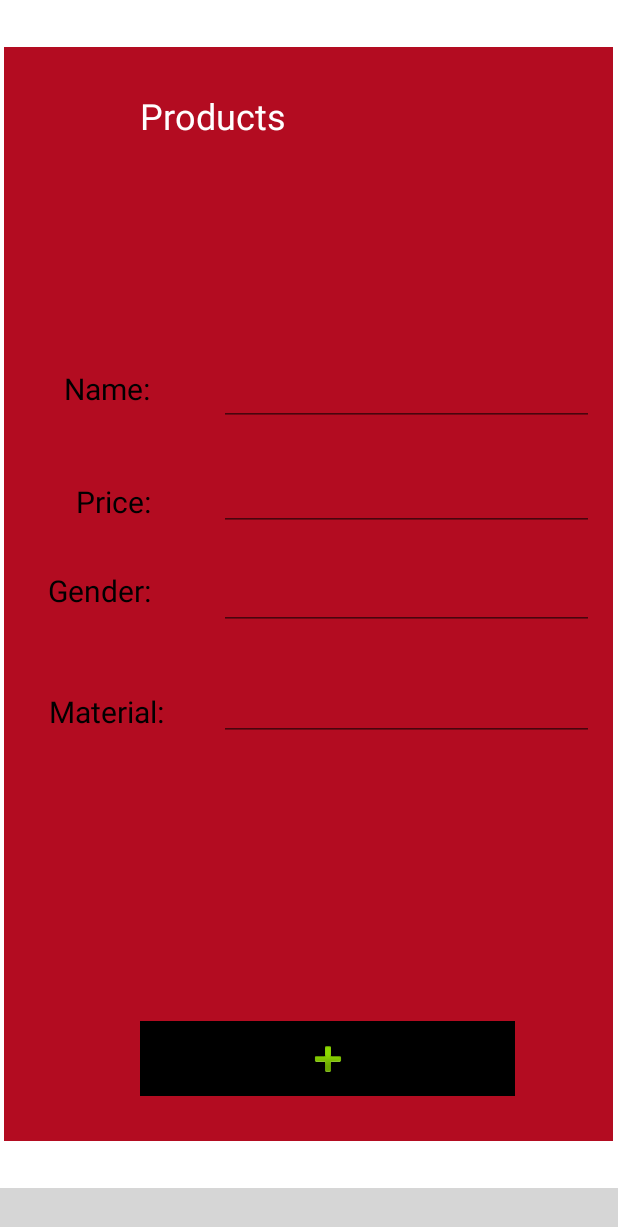
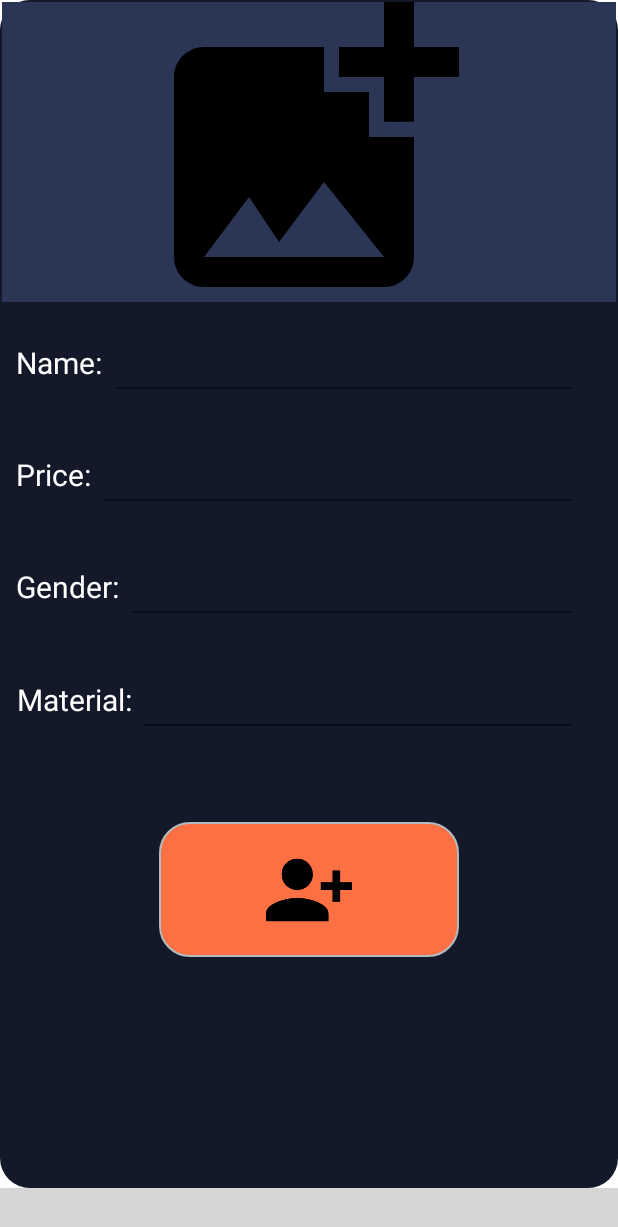
Before and after one commit to ThilinaSatoru/FirebaseApp24API, an Android app: the fragment AboutFragment placed in its activity, on a phone screen of 412 x 824 dp. Shown: the top 1227 px of the screen. Run offline under Robolectric (Android 15) with nearby library versions, the phone set to English and light mode, and no system bars; our stand-ins replace Firebase (no records; nobody signed in at launch, a user with empty details on screens opened directly); libraries missing offline, so code that uses them is left out: com.etebarian.meowbottomnavigation; plain views replace MeowBottomNavigation; 9 statements that could not run were skipped; grey boxes are pictures that could not be loaded.

Commit message:
UI improved

```diff
--- a/app/build.gradle
+++ b/app/build.gradle
@@ -43,6 +43,7 @@ dependencies {
     // glide is added to load the g+ profile image. Ignore if you want
     implementation 'com.github.bumptech.glide:glide:3.7.0'
     implementation 'androidx.legacy:legacy-support-v4:1.0.0'
+    implementation 'com.google.firebase:firebase-storage:20.0.0'
 
     testImplementation 'junit:junit:4.13.2'
     androidTestImplementation 'androidx.test.ext:junit:1.1.3'
--- a/app/src/main/java/com/example/firebaseapp24api/Fragments/AboutFragment.java
+++ b/app/src/main/java/com/example/firebaseapp24api/Fragments/AboutFragment.java
@@ -1,13 +1,16 @@
 package com.example.firebaseapp24api.Fragments;
 
+import android.content.Intent;
 import android.os.Bundle;
 
+import androidx.annotation.Nullable;
 import androidx.fragment.app.Fragment;
 
 import android.view.LayoutInflater;
 import android.view.View;
 import android.view.ViewGroup;
 import android.widget.EditText;
+import android.widget.Gallery;
 import android.widget.ImageButton;
 import android.widget.TextView;
 import android.widget.Toast;
@@ -17,6 +20,12 @@ import com.example.firebaseapp24api.Clients.DAOClients;
 import com.example.firebaseapp24api.Products.DAOProducts;
 import com.example.firebaseapp24api.Products.Products;
 import com.example.firebaseapp24api.R;
+import com.google.firebase.FirebaseAppLifecycleListener;
+import com.google.firebase.database.DatabaseReference;
+import com.google.firebase.database.FirebaseDatabase;
+import com.google.firebase.storage.FirebaseStorage;
+
+import java.net.URI;
 
 /**
  * A simple {@link Fragment} subclass.
@@ -65,8 +74,14 @@ public class AboutFragment extends Fragment {
         }
     }
 
+
+    FirebaseDatabase firebaseDatabase;
+    DatabaseReference databaseReference;
+    FirebaseStorage firebaseStorage;
+    ImageButton imageButton, addBTN;
     EditText name,price,gender,material;
-
+    private static final int SELECT_PHOTO = 1;
+    URI imageURI = null;
 
     @Override
     public View onCreateView(LayoutInflater inflater, ViewGroup container,
@@ -78,14 +93,16 @@ public class AboutFragment extends Fragment {
         price = view.findViewById(R.id.editTextPrice);
         gender = view.findViewById(R.id.editTextGender);
         material = view.findViewById(R.id.editTextMaterial);
+        addBTN = view.findViewById(R.id.imageButtonAddProd);
+        imageButton = view.findViewById(R.id.imageAddProduct);
 
-        ImageButton addBTN = view.findViewById(R.id.imageButtonAddProd);
+
+
         DAOProducts dao = new DAOProducts();
 
         addBTN.setOnClickListener(v -> {
 
             Products products = new Products(name.getText().toString() , price.getText().toString() , gender.getText().toString(), material.getText().toString());
-            dao.add(products);
             dao.add(products).addOnSuccessListener(suc ->
             {
                 Toast.makeText(getActivity(),"Client Inserted ",Toast.LENGTH_SHORT).show();
@@ -95,6 +112,23 @@ public class AboutFragment extends Fragment {
 
         });
 
+        imageButton.setOnClickListener(new View.OnClickListener() {
+            @Override
+            public void onClick(View view) {
+                Intent intent = new Intent(Intent.ACTION_GET_CONTENT);
+                intent.setType("image/*");
+                startActivityForResult(intent, SELECT_PHOTO);
+            }
+        });
+
+
         return view;
     }
+
+    @Override
+    public void onActivityResult(int requestCode, int resultCode, @Nullable Intent data) {
+        super.onActivityResult(requestCode, resultCode, data);
+
+        //if (!requestCode == SELECT_PHOTO && requestCode)
+    }
 }
--- a/app/src/main/java/com/example/firebaseapp24api/Fragments/AccountFragment.java
+++ b/app/src/main/java/com/example/firebaseapp24api/Fragments/AccountFragment.java
@@ -111,7 +111,6 @@ public class AccountFragment extends Fragment {
         addBTN.setOnClickListener(v -> {
 
             Clients clients = new Clients(name.getText().toString() , email.getText().toString() , mobile.getText().toString());
-            dao.add(clients);
             dao.add(clients).addOnSuccessListener(suc ->
             {
                 Toast.makeText(getActivity(),"Client Inserted ",Toast.LENGTH_SHORT).show();
--- /dev/null
+++ b/app/src/main/res/drawable/curveborder_bg.xml
@@ -0,0 +1,7 @@
+<?xml version="1.0" encoding="UTF-8"?>
+<shape xmlns:android="http://schemas.android.com/apk/res/android">
+    <solid android:color="@color/background"/>
+    <stroke android:width="0dp" android:color="#B1BCBE" />
+    <corners android:radius="20dp"/>
+    <padding android:left="0dp" android:top="0dp" android:right="0dp" android:bottom="0dp" />
+</shape>
--- /dev/null
+++ b/app/src/main/res/drawable/curveborder_btn.xml
@@ -0,0 +1,7 @@
+<?xml version="1.0" encoding="UTF-8"?>
+<shape xmlns:android="http://schemas.android.com/apk/res/android">
+    <solid android:color="@color/button"/>
+    <stroke android:width="1dp" android:color="#B1BCBE" />
+    <corners android:radius="20dp"/>
+    <padding android:left="0dp" android:top="0dp" android:right="0dp" android:bottom="0dp" />
+</shape>
--- /dev/null
+++ b/app/src/main/res/drawable/ic_baseline_add_photo_alternate_24.xml
@@ -0,0 +1,5 @@
+<vector android:height="240dp" android:tint="#000000"
+    android:viewportHeight="24" android:viewportWidth="24"
+    android:width="240dp" xmlns:android="http://schemas.android.com/apk/res/android">
+    <path android:fillColor="@android:color/white" android:pathData="M19,7v2.99s-1.99,0.01 -2,0L17,7h-3s0.01,-1.99 0,-2h3L17,2h2v3h3v2h-3zM16,11L16,8h-3L13,5L5,5c-1.1,0 -2,0.9 -2,2v12c0,1.1 0.9,2 2,2h12c1.1,0 2,-0.9 2,-2v-8h-3zM5,19l3,-4 2,3 3,-4 4,5L5,19z"/>
+</vector>
--- a/app/src/main/res/layout/activity_home.xml
+++ b/app/src/main/res/layout/activity_home.xml
@@ -9,19 +9,20 @@
     tools:context=".HomeActivity">
 
     <FrameLayout
+        android:id="@+id/frame_layout"
         android:layout_width="match_parent"
         android:layout_height="0dp"
-        android:layout_weight="1"
-        android:id="@+id/frame_layout"/>
+        android:layout_weight="1" />
+
     <com.etebarian.meowbottomnavigation.MeowBottomNavigation
+        android:id="@+id/bottom_navigation"
         android:layout_width="match_parent"
         android:layout_height="wrap_content"
-        android:id="@+id/bottom_navigation"
+        app:mbn_backgroundBottomColor="@color/navigation"
         app:mbn_circleColor="@color/white"
-        app:mbn_selectedIconColor="@color/icon_background"
-        app:mbn_countTextColor="#000000"
+        app:mbn_countTextColor="@color/button"
         app:mbn_defaultIconColor="@color/white"
-        app:mbn_backgroundBottomColor="@color/icon_background"/>
+        app:mbn_selectedIconColor="@color/icon_background" />
 
 
 </LinearLayout>
--- a/app/src/main/res/layout/fragment_about.xml
+++ b/app/src/main/res/layout/fragment_about.xml
@@ -1,172 +1,156 @@
 <?xml version="1.0" encoding="utf-8"?>
-<androidx.constraintlayout.widget.ConstraintLayout xmlns:android="http://schemas.android.com/apk/res/android"
+<LinearLayout xmlns:android="http://schemas.android.com/apk/res/android"
     xmlns:app="http://schemas.android.com/apk/res-auto"
     xmlns:tools="http://schemas.android.com/tools"
     android:layout_width="match_parent"
     android:layout_height="match_parent"
-    tools:context=".Fragments.AboutFragment">
+    android:layout_centerInParent="true"
+    android:background="@drawable/curveborder_bg"
+    android:orientation="vertical">
 
     <!-- TODO: Update blank fragment layout -->
 
-    <View
-        android:id="@+id/view"
-        android:layout_width="406dp"
-        android:layout_height="729dp"
-        android:background="@color/icon_background"
-        app:layout_constraintBottom_toBottomOf="parent"
-        app:layout_constraintEnd_toEndOf="parent"
-        app:layout_constraintHorizontal_bias="0.4"
-        app:layout_constraintStart_toStartOf="parent"
-        app:layout_constraintTop_toTopOf="parent" />
+
+    <LinearLayout
+        android:layout_width="match_parent"
+        android:layout_height="wrap_content"
+        android:layout_margin="1dp"
+        android:gravity="center"
+        android:orientation="horizontal">
 
         <ImageButton
-        android:id="@+id/imageButtonAddProd"
-        android:layout_width="250dp"
-        android:layout_height="50dp"
-        android:background="@color/black"
-        app:layout_constraintBottom_toBottomOf="parent"
-        app:layout_constraintEnd_toEndOf="parent"
-        app:layout_constraintHorizontal_bias="0.577"
-        app:layout_constraintStart_toStartOf="parent"
-        app:layout_constraintTop_toTopOf="parent"
-        app:layout_constraintVertical_bias="0.917"
-        app:srcCompat="@android:drawable/ic_input_add" />
+            android:id="@+id/imageAddProduct"
+            android:layout_width="match_parent"
+            android:layout_height="200dp"
+            android:background="@color/element"
+            android:src="@drawable/ic_baseline_add_photo_alternate_24" />
+
+    </LinearLayout>
+
+    <LinearLayout
+        android:layout_width="match_parent"
+        android:layout_height="wrap_content"
+        android:layout_margin="5dp"
+        android:orientation="horizontal"
+        android:padding="5dp">
 
         <TextView
             android:id="@+id/textView3"
             android:layout_width="wrap_content"
             android:layout_height="wrap_content"
             android:text="Name: "
-        android:textColor="@color/black"
-        android:textSize="20sp"
-        app:layout_constraintBottom_toBottomOf="parent"
-        app:layout_constraintEnd_toStartOf="@+id/editTextProdName"
-        app:layout_constraintHorizontal_bias="0.51"
-        app:layout_constraintStart_toStartOf="parent"
-        app:layout_constraintTop_toTopOf="parent"
-        app:layout_constraintVertical_bias="0.321" />
+            android:textColor="@color/white"
+            android:textSize="20sp" />
+
+        <EditText
+            android:id="@+id/editTextProdName"
+            android:layout_width="match_parent"
+            android:layout_height="wrap_content"
+            android:layout_marginEnd="16dp"
+            android:ems="10"
+            android:inputType="textPersonName"
+            android:textColor="@color/button"
+            android:textSize="24sp"
+            android:textStyle="bold" />
+    </LinearLayout>
+
+    <LinearLayout
+        android:layout_width="match_parent"
+        android:layout_height="wrap_content"
+        android:layout_margin="5dp"
+        android:orientation="horizontal"
+        android:padding="5dp">
 
         <TextView
             android:id="@+id/textView"
             android:layout_width="wrap_content"
             android:layout_height="wrap_content"
-        android:layout_marginTop="48dp"
             android:text="Price: "
-        android:textColor="@color/black"
-        android:textSize="20sp"
-        app:layout_constraintEnd_toStartOf="@+id/editTextPrice"
-        app:layout_constraintHorizontal_bias="0.555"
-        app:layout_constraintStart_toStartOf="parent"
-        app:layout_constraintTop_toBottomOf="@+id/textView3" />
+            android:textColor="@color/white"
+            android:textSize="20sp" />
+
+        <EditText
+            android:id="@+id/editTextPrice"
+            android:layout_width="match_parent"
+            android:layout_height="wrap_content"
+            android:layout_marginEnd="16dp"
+            android:ems="10"
+            android:inputType="textPersonName"
+            android:textColor="@color/button"
+            android:textSize="24sp"
+            android:textStyle="bold" />
+    </LinearLayout>
+
+    <LinearLayout
+        android:layout_width="match_parent"
+        android:layout_height="wrap_content"
+        android:layout_margin="5dp"
+        android:orientation="horizontal"
+        android:padding="5dp">
 
         <TextView
             android:id="@+id/textView4"
             android:layout_width="wrap_content"
             android:layout_height="wrap_content"
-        android:layout_marginTop="32dp"
             android:text="Gender: "
-        android:textColor="@color/black"
-        android:textSize="20sp"
-        app:layout_constraintEnd_toStartOf="@+id/editTextGender"
-        app:layout_constraintHorizontal_bias="0.444"
-        app:layout_constraintStart_toStartOf="parent"
-        app:layout_constraintTop_toBottomOf="@+id/textView" />
+            android:textColor="@color/white"
+            android:textSize="20sp" />
+
+        <EditText
+            android:id="@+id/editTextGender"
+            android:layout_width="match_parent"
+            android:layout_height="wrap_content"
+            android:layout_marginEnd="16dp"
+            android:ems="10"
+            android:inputType="textPersonName"
+            android:textColor="@color/button"
+            android:textSize="24sp"
+            android:textStyle="bold" />
+    </LinearLayout>
+
+    <LinearLayout
+        android:layout_width="match_parent"
+        android:layout_height="wrap_content"
+        android:layout_margin="6dp"
+        android:orientation="horizontal"
+        android:padding="5dp">
 
         <TextView
             android:id="@+id/textView5"
             android:layout_width="wrap_content"
             android:layout_height="wrap_content"
-        android:layout_marginTop="24dp"
             android:text="Material: "
-        android:textColor="@color/black"
-        android:textSize="20sp"
-        app:layout_constraintBottom_toBottomOf="parent"
-        app:layout_constraintEnd_toStartOf="@+id/editTextMaterial"
-        app:layout_constraintHorizontal_bias="0.507"
-        app:layout_constraintStart_toStartOf="parent"
-        app:layout_constraintTop_toBottomOf="@+id/textView4"
-        app:layout_constraintVertical_bias="0.088" />
+            android:textColor="@color/white"
+            android:textSize="20sp" />
 
         <EditText
             android:id="@+id/editTextMaterial"
-        android:layout_width="250dp"
-        android:layout_height="50dp"
-        android:layout_marginTop="24dp"
+            android:layout_width="match_parent"
+            android:layout_height="wrap_content"
             android:layout_marginEnd="16dp"
             android:ems="10"
             android:inputType="textPersonName"
+            android:textColor="@color/button"
             android:textSize="24sp"
-        android:textStyle="bold"
-        app:layout_constraintEnd_toEndOf="parent"
-        app:layout_constraintTop_toBottomOf="@+id/editTextGender" />
+            android:textStyle="bold" />
+    </LinearLayout>
 
-    <EditText
-        android:id="@+id/editTextGender"
-        android:layout_width="250dp"
-        android:layout_height="50dp"
-        android:layout_marginTop="16dp"
-        android:layout_marginEnd="16dp"
-        android:ems="10"
-        android:inputType="textPersonName"
-        android:textSize="24sp"
-        android:textStyle="bold"
-        app:layout_constraintEnd_toEndOf="parent"
-        app:layout_constraintTop_toBottomOf="@+id/editTextPrice" />
+    <LinearLayout
+        android:layout_width="match_parent"
+        android:layout_height="wrap_content"
+        android:layout_marginTop="40dp"
+        android:background="@drawable/curveborder_bg"
+        android:gravity="center"
+        android:orientation="horizontal"
+        android:padding="5dp">
 
-    <EditText
-        android:id="@+id/editTextPrice"
-        android:layout_width="250dp"
-        android:layout_height="50dp"
-        android:layout_marginTop="20dp"
-        android:layout_marginEnd="16dp"
-        android:ems="10"
-        android:inputType="textPersonName"
-        android:textSize="24sp"
-        android:textStyle="bold"
-        app:layout_constraintEnd_toEndOf="parent"
-        app:layout_constraintTop_toBottomOf="@+id/editTextProdName" />
-
-    <EditText
-        android:id="@+id/editTextProdName"
-        android:layout_width="250dp"
-        android:layout_height="50dp"
-        android:layout_marginEnd="16dp"
-        android:ems="10"
-        android:inputType="textPersonName"
-        android:textSize="24sp"
-        android:textStyle="bold"
-        app:layout_constraintBottom_toBottomOf="parent"
-        app:layout_constraintEnd_toEndOf="parent"
-        app:layout_constraintTop_toTopOf="parent"
-        app:layout_constraintVertical_bias="0.315" />
-
-    <TextView
-        android:id="@+id/textView2"
-        android:layout_width="224dp"
-        android:layout_height="31dp"
-        android:layout_marginTop="12dp"
-        android:text="Products "
-        android:textColor="@color/white"
-        android:textSize="24sp"
-        app:layout_constraintBottom_toBottomOf="parent"
-        app:layout_constraintEnd_toEndOf="parent"
-        app:layout_constraintHorizontal_bias="0.497"
-        app:layout_constraintStart_toStartOf="parent"
-        app:layout_constraintTop_toTopOf="@+id/view"
-        app:layout_constraintVertical_bias="0.024"
-        tools:ignore="TextViewEdits" />
-
-    <ImageView
-        android:id="@+id/imageView2"
-        android:layout_width="143dp"
-        android:layout_height="128dp"
-        app:layout_constraintBottom_toBottomOf="parent"
-        app:layout_constraintEnd_toEndOf="parent"
-        app:layout_constraintHorizontal_bias="0.498"
-        app:layout_constraintStart_toStartOf="parent"
-        app:layout_constraintTop_toTopOf="parent"
-        app:layout_constraintVertical_bias="0.125"
-        tools:src="@tools:sample/avatars[11]" />
+        <ImageButton
+            android:id="@+id/imageButtonAddProd"
+            android:layout_width="200dp"
+            android:layout_height="90dp"
+            android:background="@drawable/curveborder_btn"
+            android:src="@drawable/icon_foreground" />
+    </LinearLayout>
 
 
-</androidx.constraintlayout.widget.ConstraintLayout>
+</LinearLayout>
--- a/app/src/main/res/values/colors.xml
+++ b/app/src/main/res/values/colors.xml
@@ -1,9 +1,15 @@
 <?xml version="1.0" encoding="utf-8"?>
 <resources>
-    <color name="purple_200">#FFBB86FC</color>
-    <color name="purple_500">#FF6200EE</color>
-    <color name="purple_700">#FF3700B3</color>
-    <color name="teal_200">#FF03DAC5</color>
+    <color name="button">#FC7044</color>
+    <color name="element">#2B3656</color>
+    <color name="navigation">#080C15</color>
+    <color name="background">#131929</color>
+
+    <color name="purple_700">#FF018786</color>
+    <color name="teal_200">#FF018786</color>
+    <color name="purple_200">#FF018786</color>
+
+
     <color name="teal_700">#FF018786</color>
     <color name="black">#FF000000</color>
     <color name="white">#FFFFFFFF</color>
--- a/app/src/main/res/values/icon_background.xml
+++ b/app/src/main/res/values/icon_background.xml
@@ -1,4 +1,4 @@
 <?xml version="1.0" encoding="utf-8"?>
 <resources>
-    <color name="icon_background">#B30C21</color>
+    <color name="icon_background">@color/button</color>
 </resources>
--- a/app/src/main/res/values/themes.xml
+++ b/app/src/main/res/values/themes.xml
@@ -2,11 +2,11 @@
     <!-- Base application theme. -->
     <style name="Theme.FirebaseApp24API" parent="Theme.MaterialComponents.DayNight.NoActionBar">
         <!-- Primary brand color. -->
-        <item name="colorPrimary">@color/purple_500</item>
-        <item name="colorPrimaryVariant">@color/purple_700</item>
+        <item name="colorPrimary">@color/element</item>
+        <item name="colorPrimaryVariant">@color/background</item>
         <item name="colorOnPrimary">@color/white</item>
         <!-- Secondary brand color. -->
-        <item name="colorSecondary">@color/teal_200</item>
+        <item name="colorSecondary">@color/button</item>
         <item name="colorSecondaryVariant">@color/teal_700</item>
         <item name="colorOnSecondary">@color/black</item>
         <!-- Status bar color. -->
--- a/build.gradle
+++ b/build.gradle
@@ -6,7 +6,7 @@ buildscript {
     }
     dependencies {
         classpath 'com.android.tools.build:gradle:7.1.1'
-        classpath 'com.google.gms:google-services:4.3.5' // if updated an error will occur.
+        classpath 'com.google.gms:google-services:4.3.10' // if updated an error will occur.
 
         // NOTE: Do not place your application dependencies here; they belong
         // in the individual module build.gradle files
```
Also changed, not shown: app/src/main/res/drawable/curveborder_bg_light.xml (added, +7 -0 lines), app/src/main/res/layout/activity_login.xml (+4 -3 lines), app/src/main/res/layout/activity_profile2.xml (deleted, +0 -138 lines), app/src/main/res/layout/fragment_account.xml (+15 -11 lines), app/src/main/res/layout/layout_products2.xml (deleted, +0 -7 lines). Lines whose indentation alone changed are shown as unchanged.
